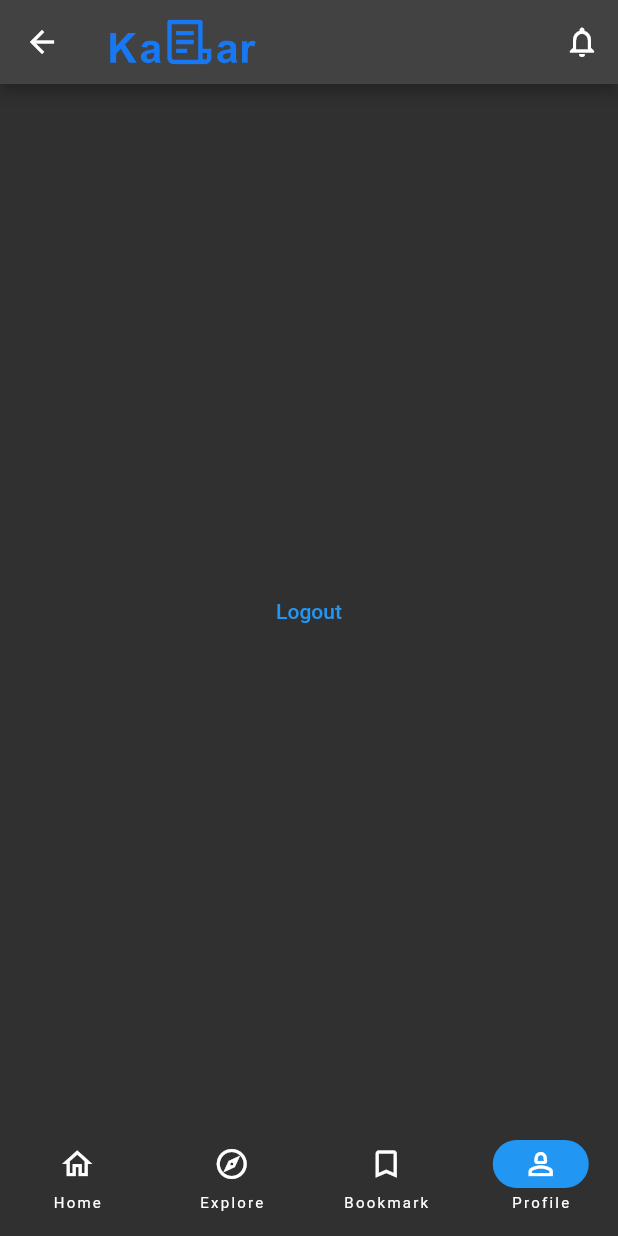
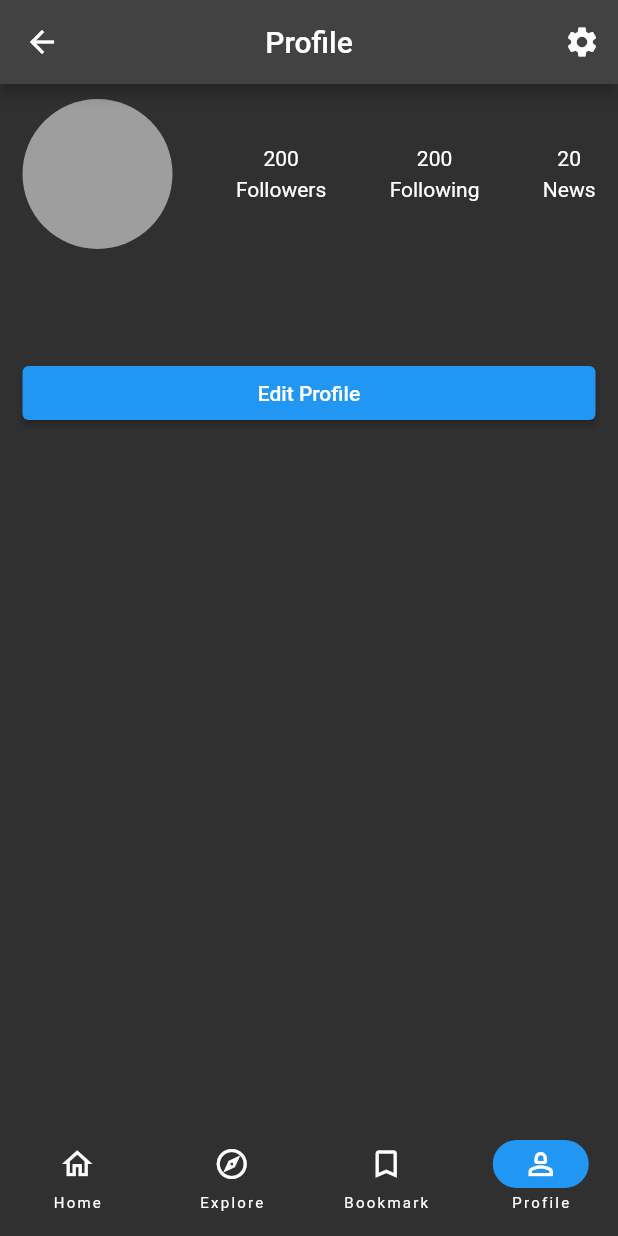
Before and after one commit to bgyn/News-app, a Flutter app: the MainPage screen opened directly, item 4 of the bottom bar chosen, on a phone screen of 412 x 824 dp. Run offline on Flutter 3.47's test engine with Material 2 defaults, Android fonts, the phone set to English and light mode, and no system bars; our stand-ins replace equatable, firebase_auth, firebase_core, flutter_svg, font_awesome_flutter, google_sign_in and 3 more; accounts and stored records are empty.

Commit message:
profile section completed

```diff
--- a/lib/views/login/toggle_provider.dart
+++ b/lib/views/login/toggle_provider.dart
@@ -1,7 +1,7 @@
 import 'package:hooks_riverpod/hooks_riverpod.dart';
 
 class ObscureTextNotifier extends StateNotifier<bool> {
-  ObscureTextNotifier([bool isObscure = true, bool check = true])
+  ObscureTextNotifier([bool isObscure = true])
       : super(
           isObscure,
         );
--- a/lib/views/main/pages/main_page.dart
+++ b/lib/views/main/pages/main_page.dart
@@ -26,22 +26,7 @@ class _MainPageState extends ConsumerState<MainPage> {
     var navIndex = ref.watch(navProvider);
     return Scaffold(
       resizeToAvoidBottomInset: false,
-      appBar: AppBar(
-          title: SvgPicture.asset(
-            'assets/images/Vector.svg',
-            height: 30,
-            width: 100,
-          ),
-          actions: [
-            IconButton(
-              onPressed: () {},
-              icon: const Icon(Icons.notifications_none),
-            )
-          ]),
-      body: Padding(
-        padding: const EdgeInsets.only(top: 15, left: 15, right: 15),
-        child: _screens[navIndex.index],
-      ),
+      body: _screens[navIndex.index],
       bottomNavigationBar: NavigationBar(
         backgroundColor: Colors.transparent,
         indicatorColor: Colors.blue,
--- a/lib/views/main/pages/profile_page.dart
+++ b/lib/views/main/pages/profile_page.dart
@@ -1,28 +1,140 @@
+import 'dart:convert';
+import 'dart:io';
+
 import 'package:flutter/material.dart';
-import 'package:hooks_riverpod/hooks_riverpod.dart';
-import 'package:news_app/states/auth/provider/auth_state_provider.dart';
-import 'package:news_app/views/loign_or_home/signin_or_home.dart';
+import 'package:image_picker/image_picker.dart';
+import 'package:news_app/views/profile/user_profile.dart';
+import 'package:news_app/views/settings/edit_profile.dart';
+import 'package:news_app/views/settings/settings.dart';
+import 'package:news_app/views/profile/utils/local_data_storage.dart';
 
-
-
-class ProfilePage extends ConsumerWidget {
+class ProfilePage extends StatefulWidget {
   const ProfilePage({super.key});
 
   @override
-  Widget build(BuildContext context, WidgetRef ref) {
-    return Center(
-      child: TextButton(
-        onPressed: () {
-          ref.watch(authStateProvider.notifier).logOut();
-          Navigator.pushReplacement(
-            context,
-            MaterialPageRoute(
-              builder: (context) => const SingInOrHome(),
+  State<ProfilePage> createState() => _ProfilePageState();
+}
+
+class _ProfilePageState extends State<ProfilePage> {
+  XFile? file;
+  String? fullName;
+  String? bio;
+  String? userName;
+  String? email;
+  String? website;
+  String? phone;
+  final LocalDataStorage localDataStorage = LocalDataStorage();
+  @override
+  void initState() {
+    super.initState();
+    getInformation();
+  }
+
+  Future<void> getInformation() async {
+    final result = await localDataStorage.getInformation();
+    if (result != "") {
+      Map<String, dynamic> decodedData = jsonDecode(result);
+      fullName = decodedData['fullname'];
+      file = XFile(decodedData['imagePath']);
+      bio = decodedData['bio'];
+      userName = decodedData['userName'];
+      email = decodedData['email'];
+      phone = decodedData['phone'];
+      setState(() {});
+    }
+  }
+
+  @override
+  Widget build(BuildContext context) {
+    return Scaffold(
+        appBar: AppBar(
+          centerTitle: true,
+          title: const Text("Profile"),
+          actions: [
+            IconButton(
+              onPressed: () {
+                Navigator.push(
+                    context,
+                    MaterialPageRoute(
+                        builder: (context) => const SettingsView()));
+              },
+              icon: const Icon(Icons.settings),
+            )
+          ],
+        ),
+        body: ListView(
+          padding: const EdgeInsets.symmetric(horizontal: 15),
+          children: [
+            Padding(
+              padding: const EdgeInsets.symmetric(vertical: 10),
+              child: Row(
+                mainAxisAlignment: MainAxisAlignment.spaceBetween,
+                children: [
+                  Container(
+                      clipBehavior: Clip.hardEdge,
+                      width: 100,
+                      height: 100,
+                      decoration: const BoxDecoration(
+                        color: Colors.grey,
+                        shape: BoxShape.circle,
+                      ),
+                      child: file == null
+                          ? const SizedBox()
+                          : Image.file(
+                              File(file!.path),
+                              fit: BoxFit.cover,
+                            )),
+                  const Column(
+                    children: [
+                      Text("200"),
+                      SizedBox(
+                        height: 5,
+                      ),
+                      Text("Followers"),
+                    ],
+                  ),
+                  const Column(
+                    children: [
+                      Text("200"),
+                      SizedBox(
+                        height: 5,
+                      ),
+                      Text("Following"),
+                    ],
+                  ),
+                  const Column(
+                    children: [
+                      Text("20"),
+                      SizedBox(
+                        height: 5,
+                      ),
+                      Text("News"),
+                    ],
+                  )
+                ],
+              ),
             ),
-          );
-        },
-        child: const Text("Logout"),
-      ),
-    );
+            const SizedBox(
+              height: 10,
+            ),
+            Text(fullName ?? ''),
+            const SizedBox(
+              height: 10,
+            ),
+            Text(bio ?? ""),
+            const SizedBox(
+              height: 10,
+            ),
+            ElevatedButton(
+              onPressed: () {
+                Navigator.push(
+                    context,
+                    MaterialPageRoute(
+                        builder: (context) => const EditProfile()));
+              },
+              child: const Text("Edit Profile"),
+            ),
+          ],
+        ));
   }
 }
```
Also changed, not shown: lib/app_theme.dart (added, +34 -0 lines), lib/views/main/pages/homa_page.dart (+16 -2 lines), lib/views/settings/edit_profile.dart (added, +190 -0 lines), lib/views/settings/settings.dart (added, +78 -0 lines), lib/views/settings/theme_local_storage.dart (added, +14 -0 lines), lib/views/settings/theme_provider.dart (added, +11 -0 lines), lib/views/splash/splash_screen.dart (+5 -6 lines).
